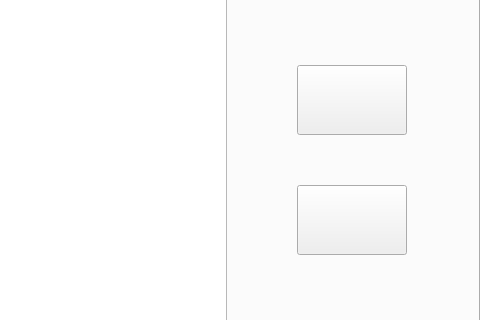
First picture: the form in Hotel_management_System/guest_management.ui, repository st2eam/-Rookie-mutual-carry, before the edit; both pictures show x 555 to 1035 and y 177 to 497 of the 1035 by 706 pixel window.
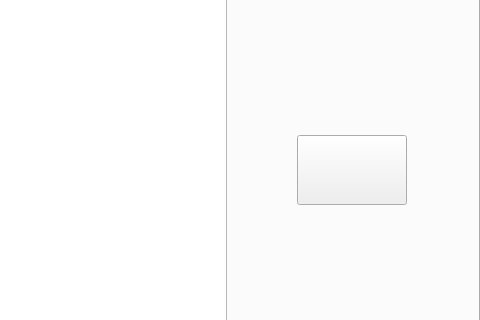
Second picture: the form after the edit. The open tabs and pages were chosen to show the change.

Patch:
```diff
--- a/Hotel_management_System/guest_management.ui
+++ b/Hotel_management_System/guest_management.ui
@@ -153,24 +153,11 @@
       </rect>
      </property>
     </widget>
-    <widget class="QPushButton" name="pushButton_17">
-     <property name="geometry">
-      <rect>
-       <x>850</x>
-       <y>360</y>
-       <width>110</width>
-       <height>70</height>
-      </rect>
-     </property>
-     <property name="text">
-      <string/>
-     </property>
-    </widget>
     <widget class="QPushButton" name="pushButton_18">
      <property name="geometry">
       <rect>
        <x>850</x>
-       <y>240</y>
+       <y>310</y>
        <width>110</width>
        <height>70</height>
       </rect>
```
Left out of the diff: 6 changed lines with no effect on the pictures.
